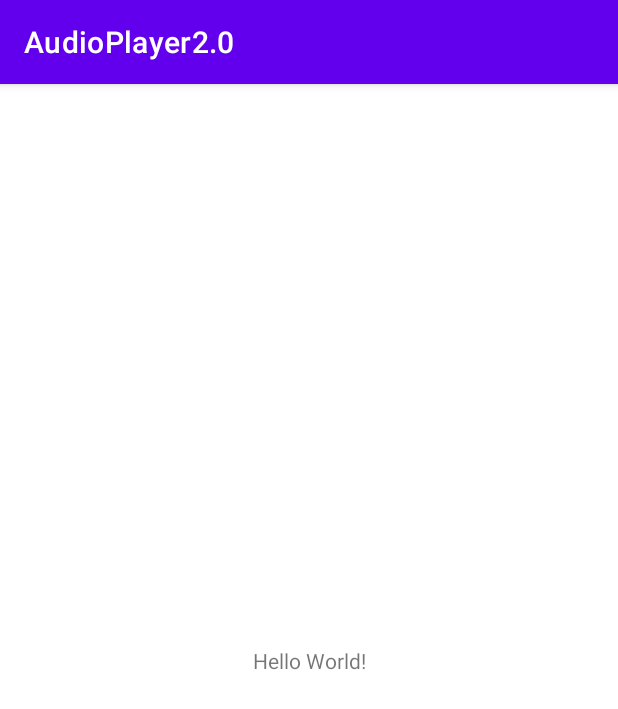
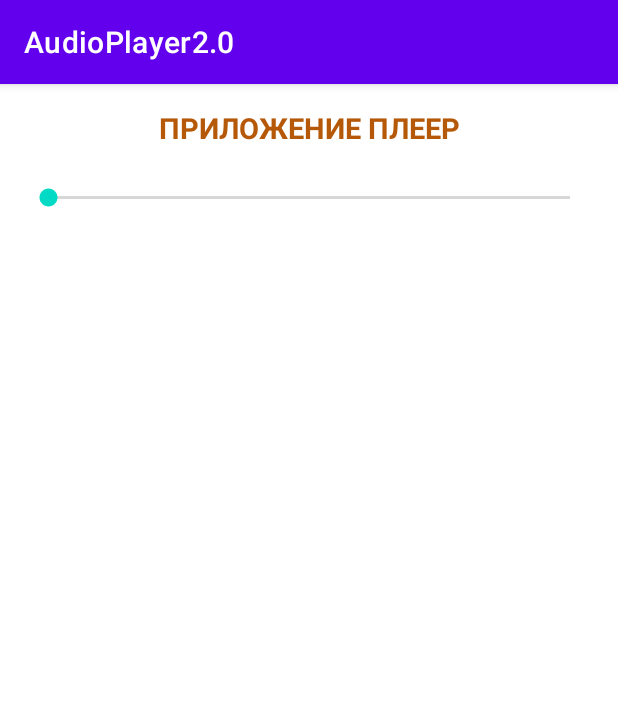
Before and after one commit to vano2007/AudioPlayer2.0, an Android app: the screen it shows after launch (MainActivity), on a phone screen of 412 x 824 dp. Shown: the top 709 px of the screen. Run offline under Robolectric (Android 15) with nearby library versions, the phone set to English and light mode, and no system bars.

Commit message:
Commit_280323

```diff
--- a/app/src/main/res/layout/activity_main.xml
+++ b/app/src/main/res/layout/activity_main.xml
@@ -7,12 +7,27 @@
     tools:context=".MainActivity">
 
     <TextView
-        android:layout_width="wrap_content"
+        android:id="@+id/textView"
+        android:layout_width="380dp"
         android:layout_height="wrap_content"
-        android:text="Hello World!"
-        app:layout_constraintBottom_toBottomOf="parent"
-        app:layout_constraintLeft_toLeftOf="parent"
-        app:layout_constraintRight_toRightOf="parent"
+        android:layout_marginTop="16dp"
+        android:gravity="center"
+        android:text="ПРИЛОЖЕНИЕ ПЛЕЕР"
+        android:textColor="#B55807"
+        android:textSize="19sp"
+        android:textStyle="bold"
+        app:layout_constraintEnd_toEndOf="parent"
+        app:layout_constraintStart_toStartOf="parent"
         app:layout_constraintTop_toTopOf="parent" />
 
+    <SeekBar
+        android:id="@+id/seekBar"
+        android:layout_width="380dp"
+        android:layout_height="25dp"
+        android:layout_gravity="center"
+        android:layout_marginTop="21dp"
+        app:layout_constraintEnd_toEndOf="parent"
+        app:layout_constraintStart_toStartOf="parent"
+        app:layout_constraintTop_toBottomOf="@+id/textView" />
+
 </androidx.constraintlayout.widget.ConstraintLayout>
```
Also changed, not shown: 1 other file.
